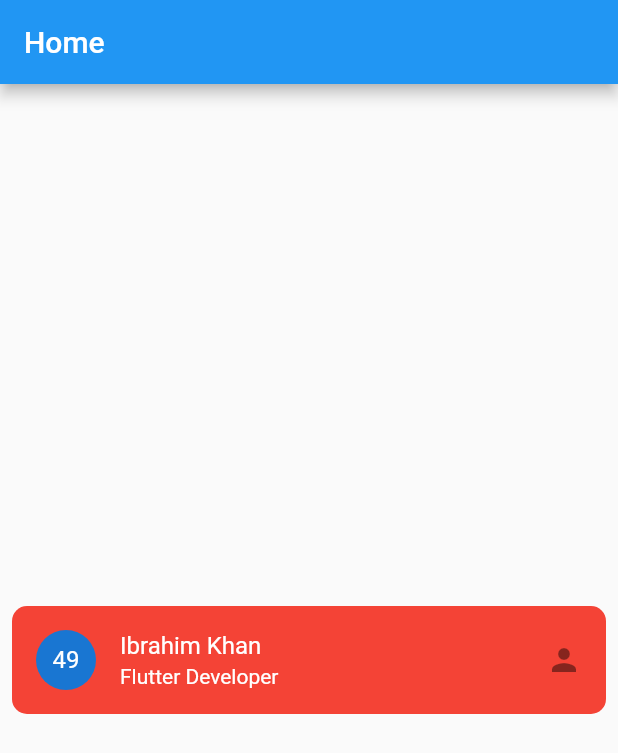
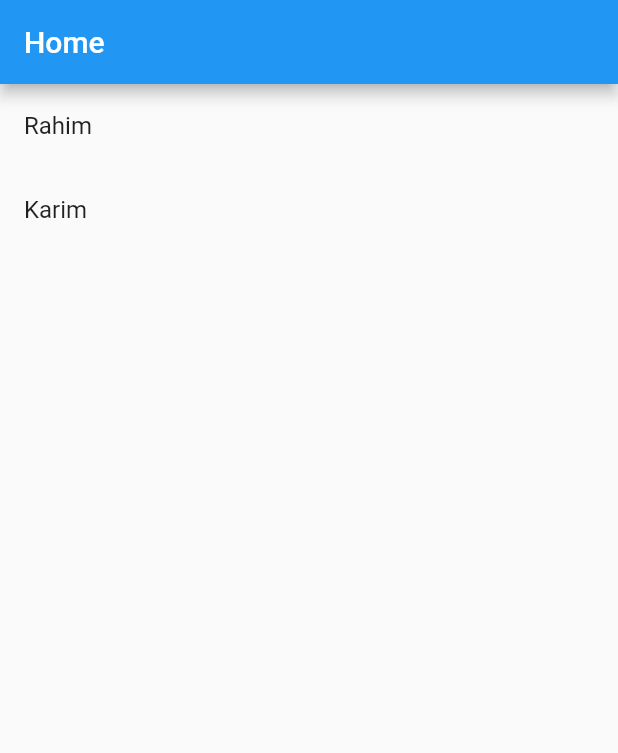
Before and after one commit to Ibrahim-K98han/flutter_resourse, a Flutter app: the screen it shows after launch, on a phone screen of 412 x 824 dp. Shown: the top 753 px of the screen. Run offline on Flutter 3.47's test engine with Material 2 defaults, Android fonts, the phone set to English and light mode, and no system bars; our stand-ins replace easy_splash_screen.

Commit message:
live class 25

```diff
--- /dev/null
+++ b/lib/live_class_25_1_23/details_page.dart
@@ -0,0 +1,18 @@
+import 'package:flutter/material.dart';
+
+class DetailsPage extends StatelessWidget {
+  String name;
+   DetailsPage({Key? key, required this.name}) : super(key: key);
+
+  @override
+  Widget build(BuildContext context) {
+    return Scaffold(
+      appBar: AppBar(title: Text('Details Page'),),
+      body: Column(
+        children: [
+          Text(name)
+        ],
+      ),
+    );
+  }
+}
--- /dev/null
+++ b/lib/live_class_25_1_23/live_class_25_1_23.dart
@@ -0,0 +1,80 @@
+import 'package:flutter/material.dart';
+
+import '../live_class_21_1_23/about_us_screen.dart';
+import 'details_page.dart';
+
+class LiveClass25_01_23 extends StatelessWidget {
+  LiveClass25_01_23({Key? key}) : super(key: key);
+
+  List<String> studentName = ['Rahim', 'Karim'];
+
+  @override
+  Widget build(BuildContext context) {
+    return Scaffold(
+        appBar: AppBar(
+          title: Text('Home'),
+        ),
+        body:
+            /*Scrollbar(
+        thickness: 10,
+        radius: Radius.circular(10),
+        thumbVisibility: true,
+        child: ListView.separated(
+          //scrollDirection: Axis.horizontal,
+          //reverse: true,
+          itemCount: 100,
+          itemBuilder: (context, index) {
+            return Row(
+              children: [
+                Text('Ibrahim Khan ${index + 1}'),
+                Icon(Icons.person)
+              ],
+            );
+          },
+          separatorBuilder: (context, index){
+            return Divider(
+              thickness: 2,
+              height: 30,
+              color: Colors.orangeAccent,
+            );
+          },
+        ),
+      ),*/
+            /* GridView(
+        gridDelegate: SliverGridDelegateWithFixedCrossAxisCount(
+          crossAxisCount: 2
+        ),
+        children: [
+          Text('data'),
+          Text('data'),
+          Text('data'),
+          Text('data'),
+          Text('data'),
+          Text('data'),
+          Text('data'),
+          Text('data'),
+          Text('data'),
+          Text('data'),
+          Text('data'),
+          Text('data'),
+          Text('data'),
+          Text('data'),
+          Text('data'),
+        ],
+      )*/
+
+            ListView.builder(
+          itemCount: studentName.length,
+          itemBuilder: (context, index) {
+            return ListTile(
+              title: InkWell(
+                  onTap: () {
+                    Navigator.push(context,
+                        MaterialPageRoute(builder: (context) => DetailsPage(name: studentName[index],)));
+                  },
+                  child: Text(studentName[index])),
+            );
+          },
+        ));
+  }
+}
--- a/lib/main.dart
+++ b/lib/main.dart
@@ -1,14 +1,5 @@
 import 'package:flutter/material.dart';
-import 'package:ostad_flutter/bottom_navigator.dart';
-import 'package:ostad_flutter/foodui/food_ui.dart';
-import 'package:ostad_flutter/foodui/splash_screen.dart';
-import 'package:ostad_flutter/live_class_18_1_23/live_class_18_1_23.dart';
-
-import 'foodui/constant/navigator.dart';
-import 'foodui/recip.dart';
-import 'live_class.dart';
-import 'live_class_21_1_23/live_class.dart';
-import 'live_class_23_1_23/live_class_23_1_23.dart';
+import 'live_class_25_1_23/live_class_25_1_23.dart';
 
 void main() {
   runApp(const MyApp());
@@ -24,7 +15,7 @@ class MyApp extends StatelessWidget {
       theme: ThemeData(
         primarySwatch: Colors.blue,
       ),
-      home: LiveClass23_01_23()
+      home: LiveClass25_01_23()
     );
   }
 }
```
